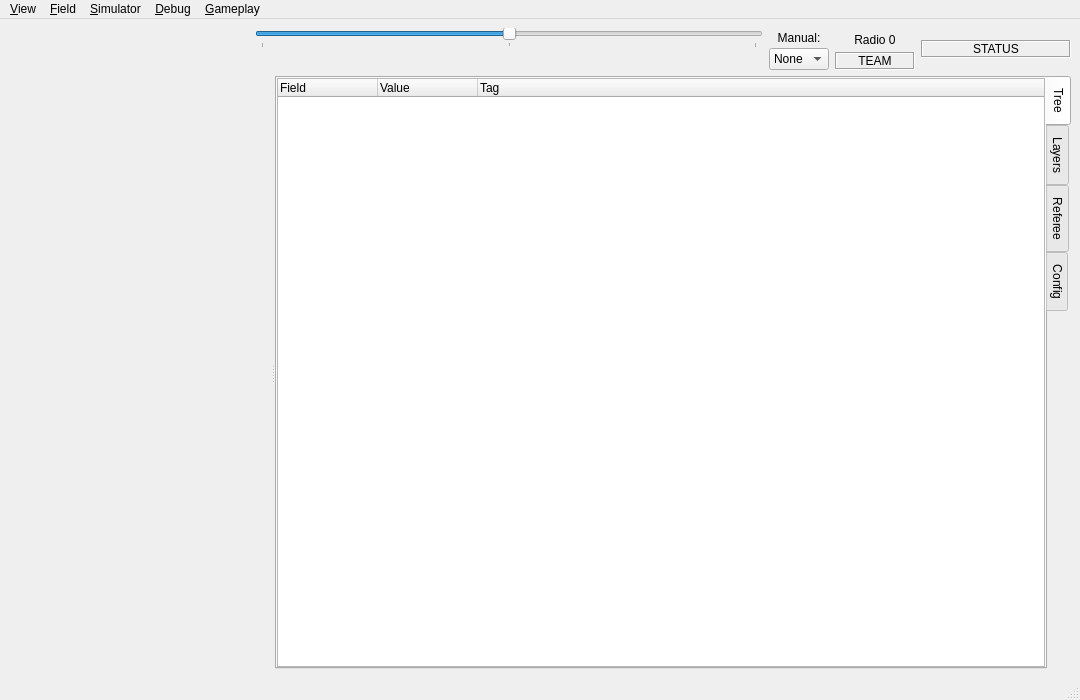
Above: soccer/ui/MainWindow.ui from RoboJackets/robocup-software before the change. Below: the same form after it.
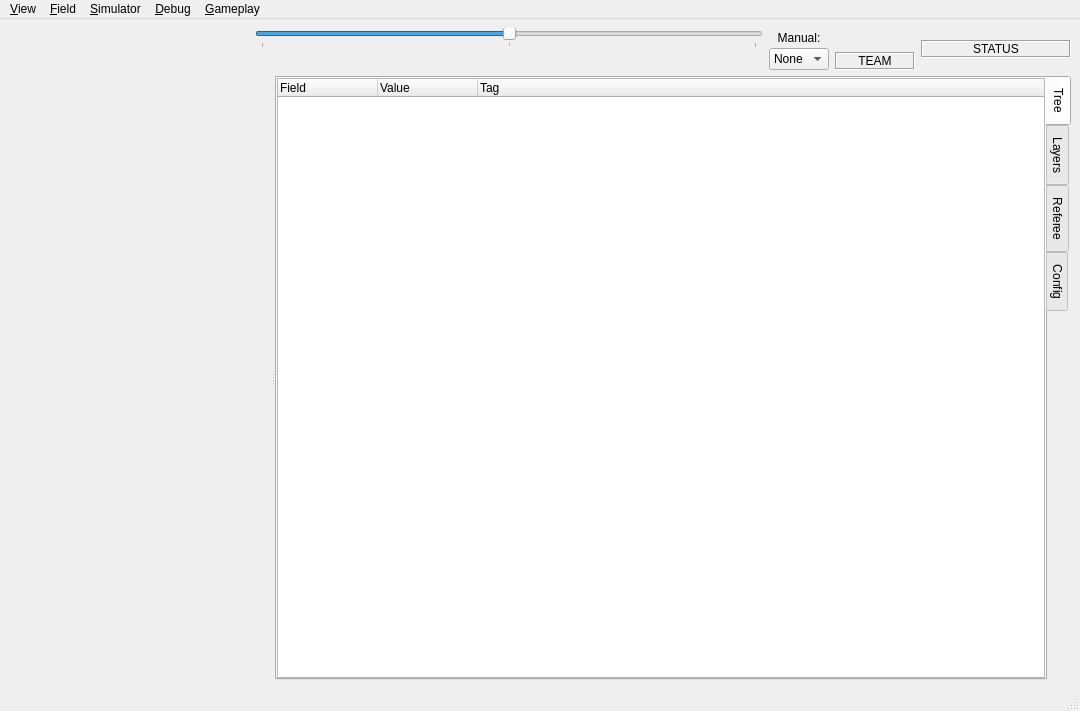
That is the form after the change. Icons and pictures are not drawn. Custom widgets are drawn as their Qt base class.

Commit message: New dribbler controls.  Multiple radio channels.  Adjusted kicker monitor behavior.

What changed in the file:
```diff
--- a/soccer/ui/MainWindow.ui
+++ b/soccer/ui/MainWindow.ui
@@ -7,7 +7,7 @@
     <x>0</x>
     <y>0</y>
     <width>1080</width>
-    <height>700</height>
+    <height>711</height>
    </rect>
   </property>
   <property name="windowTitle">
@@ -434,7 +434,7 @@
         <item>
          <widget class="QLabel" name="radioLabel">
           <property name="text">
-           <string>Radio 0</string>
+           <string/>
           </property>
           <property name="alignment">
            <set>Qt::AlignCenter</set>
```
Left out of the diff: 20 changed lines with no effect on the pictures. The commit also changes 11 other files.
